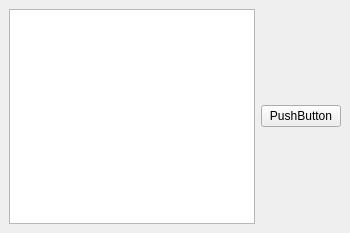
First picture: the form in main_ui.ui, repository hanselu/EVE_Alarm, before the edit.
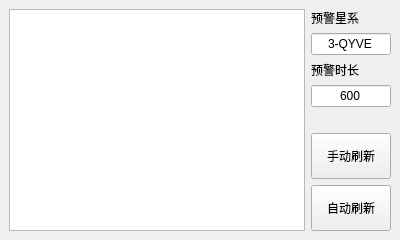
Second picture: the form after the edit.

Patch:
```diff
--- a/main_ui.ui
+++ b/main_ui.ui
@@ -6,25 +6,102 @@
    <rect>
     <x>0</x>
     <y>0</y>
-    <width>350</width>
-    <height>233</height>
+    <width>400</width>
+    <height>240</height>
    </rect>
   </property>
   <property name="windowTitle">
    <string>MainWindow</string>
   </property>
   <widget class="QWidget" name="centralwidget">
-   <layout class="QHBoxLayout" name="horizontalLayout">
+   <layout class="QHBoxLayout" name="horizontalLayout" stretch="4,1">
     <item>
-     <widget class="QTableWidget" name="table_Alarm"/>
-    </item>
-    <item>
-     <widget class="QPushButton" name="btn_Start">
-      <property name="text">
-       <string>PushButton</string>
+     <widget class="QTableWidget" name="table_Alarm">
+      <property name="selectionMode">
+       <enum>QAbstractItemView::SingleSelection</enum>
+      </property>
+      <property name="selectionBehavior">
+       <enum>QAbstractItemView::SelectRows</enum>
       </property>
      </widget>
     </item>
+    <item>
+     <layout class="QVBoxLayout" name="verticalLayout" stretch="0,1,0,0,0,1,0">
+      <item>
+       <widget class="QLabel" name="label">
+        <property name="text">
+         <string>预警星系</string>
+        </property>
+       </widget>
+      </item>
+      <item>
+       <widget class="QLineEdit" name="txt_BaseSystem">
+        <property name="text">
+         <string>3-QYVE</string>
+        </property>
+        <property name="alignment">
+         <set>Qt::AlignCenter</set>
+        </property>
+       </widget>
+      </item>
+      <item>
+       <widget class="QLabel" name="label_2">
+        <property name="text">
+         <string>预警时长</string>
+        </property>
+       </widget>
+      </item>
+      <item>
+       <widget class="QLineEdit" name="txt_Passtime">
+        <property name="text">
+         <string>600</string>
+        </property>
+        <property name="alignment">
+         <set>Qt::AlignCenter</set>
+        </property>
+       </widget>
+      </item>
+      <item>
+       <spacer name="verticalSpacer">
+        <property name="orientation">
+         <enum>Qt::Vertical</enum>
+        </property>
+        <property name="sizeHint" stdset="0">
+         <size>
+          <width>20</width>
+          <height>40</height>
+         </size>
+        </property>
+       </spacer>
+      </item>
+      <item>
+       <widget class="QPushButton" name="btn_Start">
+        <property name="minimumSize">
+         <size>
+          <width>0</width>
+          <height>46</height>
+         </size>
+        </property>
+        <property name="text">
+         <string>手动刷新</string>
+        </property>
+       </widget>
+      </item>
+      <item>
+       <widget class="QPushButton" name="btn_Auto">
+        <property name="minimumSize">
+         <size>
+          <width>0</width>
+          <height>46</height>
+         </size>
+        </property>
+        <property name="text">
+         <string>自动刷新</string>
+        </property>
+       </widget>
+      </item>
+     </layout>
+    </item>
    </layout>
   </widget>
   <widget class="QMenuBar" name="menubar">
```
Left out of the diff: 4 changed lines with no effect on the pictures.
